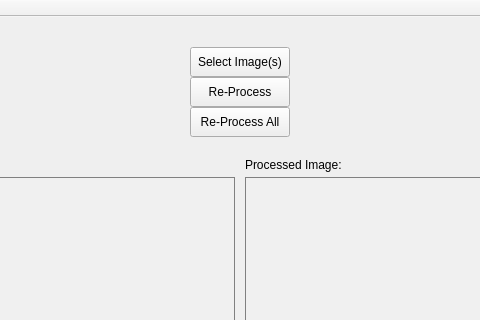
Qt form ui/oms.ui (danieltdang/ODS) before a commit; both pictures show x 405 to 885 and y 0 to 320 of the 1290 by 750 pixel window.
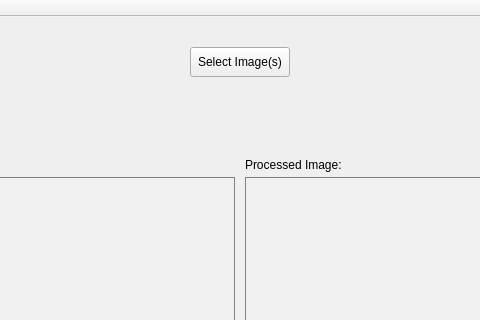
The same form after that commit.

Commit message: Updated UI and header file to remove excess/unused lines

What changed in the file:
```diff
--- a/ui/oms.ui
+++ b/ui/oms.ui
@@ -27,19 +27,6 @@
      <string>Select Image(s)</string>
     </property>
    </widget>
-   <widget class="QPushButton" name="processImg_Button">
-    <property name="geometry">
-     <rect>
-      <x>595</x>
-      <y>60</y>
-      <width>100</width>
-      <height>30</height>
-     </rect>
-    </property>
-    <property name="text">
-     <string>Re-Process</string>
-    </property>
-   </widget>
    <widget class="QLabel" name="fileName">
     <property name="geometry">
      <rect>
@@ -135,19 +122,6 @@
      <string/>
     </property>
    </widget>
-   <widget class="QPushButton" name="processImg_Button_2">
-    <property name="geometry">
-     <rect>
-      <x>595</x>
-      <y>90</y>
-      <width>100</width>
-      <height>30</height>
-     </rect>
-    </property>
-    <property name="text">
-     <string>Re-Process All</string>
-    </property>
-   </widget>
   </widget>
   <widget class="QMenuBar" name="menuBar">
    <property name="geometry">
```
The commit also changes 2 other files.
